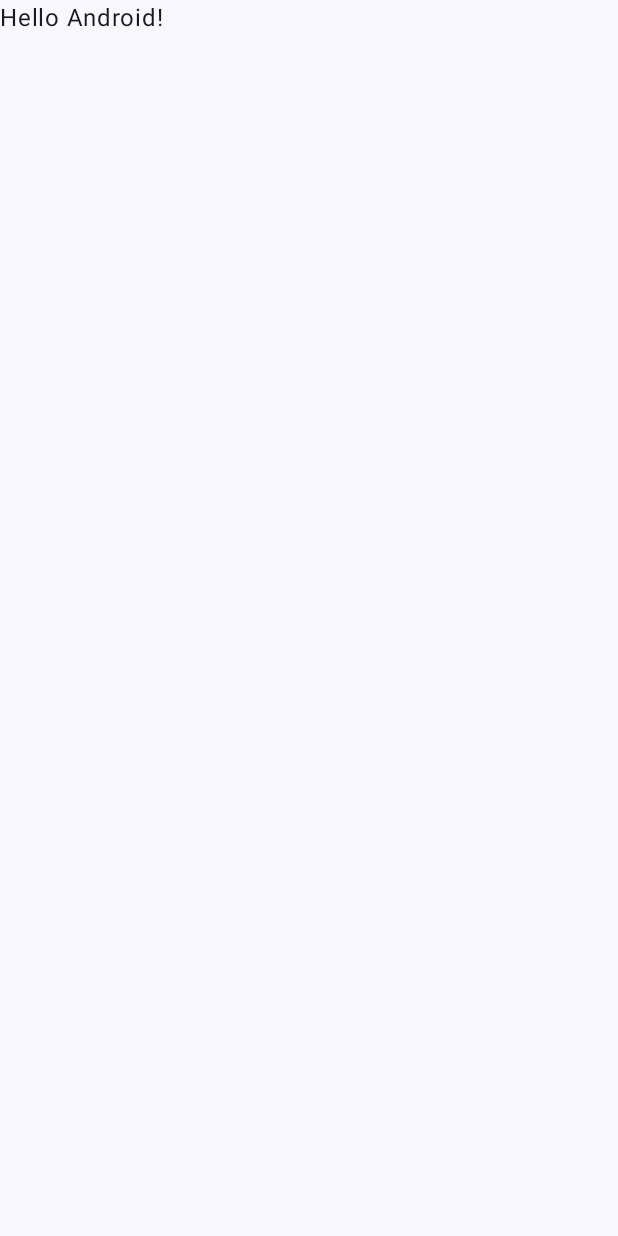
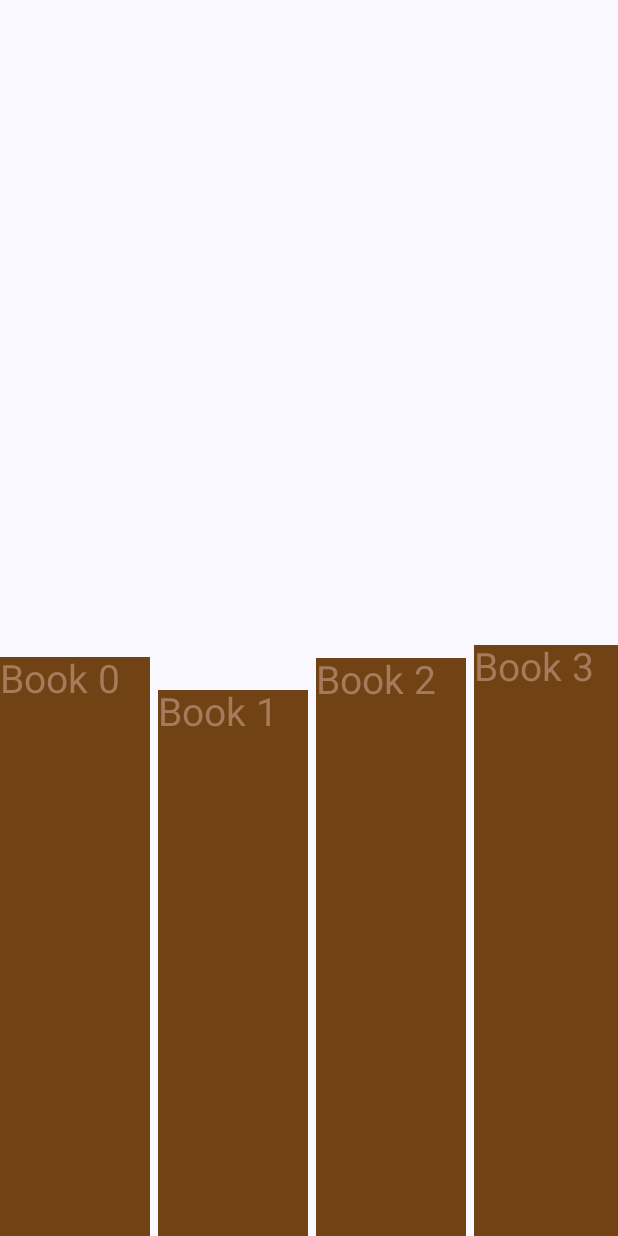
Before and after one commit to Nowp/Bookworm, an Android app built with Jetpack Compose: the screen it shows after launch (MainActivity), on a phone screen of 412 x 824 dp. Before the commit the screen is almost empty. Run offline under Robolectric (Android 15) with nearby library versions, the phone set to English and light mode, and no system bars.

Commit message:
feat: Stub Book & Bookshelf components

```diff
--- a/app/src/main/java/fr/atticap/bookworm/MainActivity.kt
+++ b/app/src/main/java/fr/atticap/bookworm/MainActivity.kt
@@ -4,13 +4,13 @@ import android.os.Bundle
 import androidx.activity.ComponentActivity
 import androidx.activity.compose.setContent
 import androidx.activity.enableEdgeToEdge
+import androidx.compose.foundation.layout.Arrangement
+import androidx.compose.foundation.layout.Column
 import androidx.compose.foundation.layout.fillMaxSize
 import androidx.compose.foundation.layout.padding
 import androidx.compose.material3.Scaffold
-import androidx.compose.material3.Text
-import androidx.compose.runtime.Composable
 import androidx.compose.ui.Modifier
-import androidx.compose.ui.tooling.preview.Preview
+import fr.atticap.bookworm.ui.features.bookshelf.Bookshelf
 import fr.atticap.bookworm.ui.theme.BookwormTheme
 
 class MainActivity : ComponentActivity() {
@@ -20,28 +20,18 @@ class MainActivity : ComponentActivity() {
         setContent {
             BookwormTheme {
                 Scaffold(modifier = Modifier.fillMaxSize()) { innerPadding ->
-                    Greeting(
-                        name = "Android",
-                        modifier = Modifier.padding(innerPadding)
-                    )
+                    Column(
+                        modifier = Modifier.fillMaxSize(),
+                        verticalArrangement = Arrangement.Bottom
+                    ) {
+                        Bookshelf(
+                            modifier = Modifier.padding(innerPadding),
+                            books = List(35) { "Book $it" }
+                        )
+                    }
+
                 }
             }
         }
     }
 }
-
-@Composable
-fun Greeting(name: String, modifier: Modifier = Modifier) {
-    Text(
-        text = "Hello $name!",
-        modifier = modifier
-    )
-}
-
-@Preview(showBackground = true)
-@Composable
-fun GreetingPreview() {
-    BookwormTheme {
-        Greeting("Android")
-    }
-}
--- /dev/null
+++ b/app/src/main/java/fr/atticap/bookworm/ui/features/bookshelf/Book.kt
@@ -0,0 +1,41 @@
+package fr.atticap.bookworm.ui.features.bookshelf
+
+import androidx.compose.foundation.Canvas
+import androidx.compose.foundation.layout.fillMaxSize
+import androidx.compose.runtime.Composable
+import androidx.compose.ui.Modifier
+import androidx.compose.ui.text.AnnotatedString
+import androidx.compose.ui.text.TextStyle
+import androidx.compose.ui.text.drawText
+import androidx.compose.ui.text.rememberTextMeasurer
+import androidx.compose.ui.tooling.preview.Preview
+import androidx.compose.ui.unit.sp
+import fr.atticap.bookworm.ui.theme.DarkBrown
+import fr.atticap.bookworm.ui.theme.MediumBrown
+
+/**
+ * Book displayed on the book shelf
+ */
+@Composable
+fun Book(modifier: Modifier = Modifier, title: String = "Title") {
+    val textMeasurer = rememberTextMeasurer()
+    val textLayoutResult = textMeasurer.measure(
+        text = AnnotatedString(title),
+        style = TextStyle(
+            color = MediumBrown,
+            fontSize = 26.sp
+        )
+    )
+
+    Canvas(modifier.fillMaxSize()) {
+        drawRect(DarkBrown)
+        drawText(textLayoutResult)
+    }
+}
+
+
+@Preview
+@Composable
+private fun PreviewBook() {
+    Book()
+}
--- /dev/null
+++ b/app/src/main/java/fr/atticap/bookworm/ui/features/bookshelf/Bookshelf.kt
@@ -0,0 +1,41 @@
+package fr.atticap.bookworm.ui.features.bookshelf
+
+import androidx.compose.foundation.layout.Arrangement
+import androidx.compose.foundation.layout.requiredHeight
+import androidx.compose.foundation.layout.requiredWidth
+import androidx.compose.foundation.lazy.LazyRow
+import androidx.compose.foundation.lazy.items
+import androidx.compose.runtime.Composable
+import androidx.compose.ui.Alignment
+import androidx.compose.ui.Modifier
+import androidx.compose.ui.tooling.preview.Preview
+import androidx.compose.ui.unit.dp
+import kotlin.random.Random
+
+@Composable
+fun Bookshelf(modifier: Modifier = Modifier, books: List<String>) {
+    LazyRow(
+        modifier,
+        verticalAlignment = Alignment.Bottom,
+        horizontalArrangement = Arrangement.spacedBy(5.dp)
+    ) {
+        items(books) { book ->
+            Book(
+                Modifier
+                    .requiredHeight((Random.nextInt(350, 400)).dp)
+                    .requiredWidth(100.dp),
+                title = book
+            )
+        }
+    }
+}
+
+@Preview
+@Composable
+private fun PreviewBookshelf() {
+    Bookshelf(
+        books = listOf(
+            "Book 1", "Book 2", "Book 3", "Book 4", "Book 5", "Book 6", "Book 7", "Book 8"
+        )
+    )
+}
```
